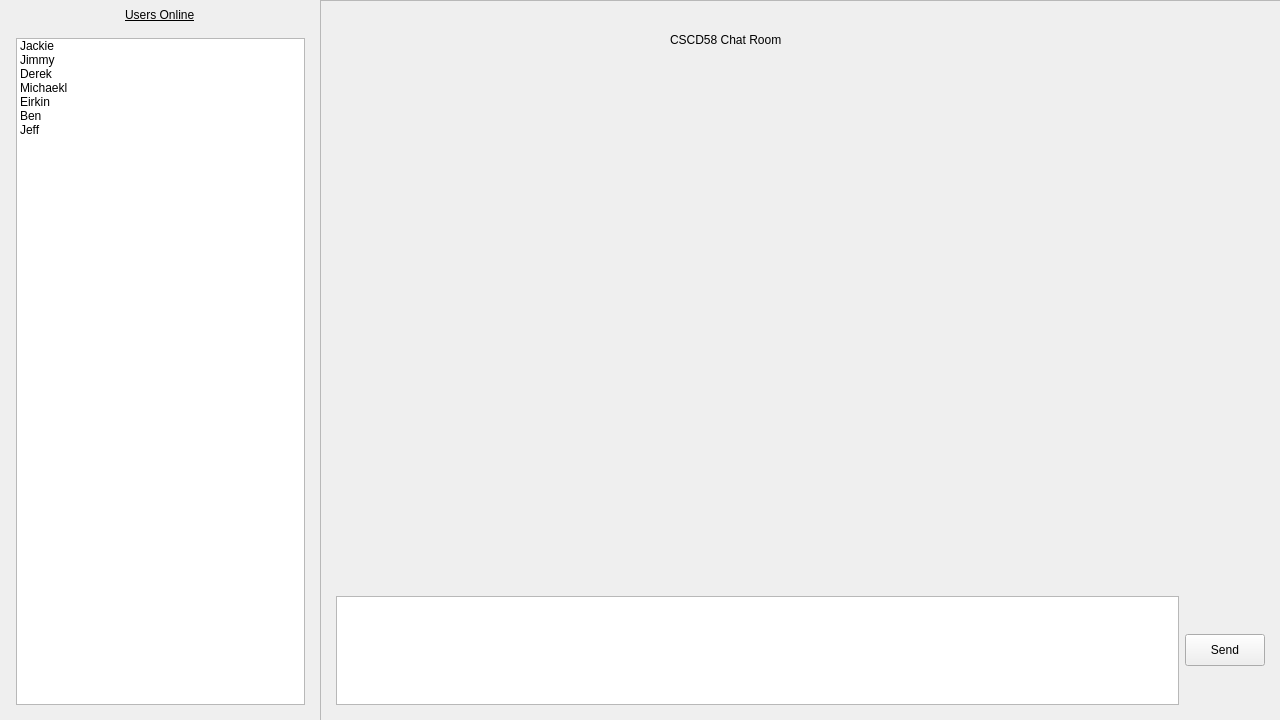
Qt form client/client.ui (Jackie-Tran/CSCD58-Messenger-App) before a commit.
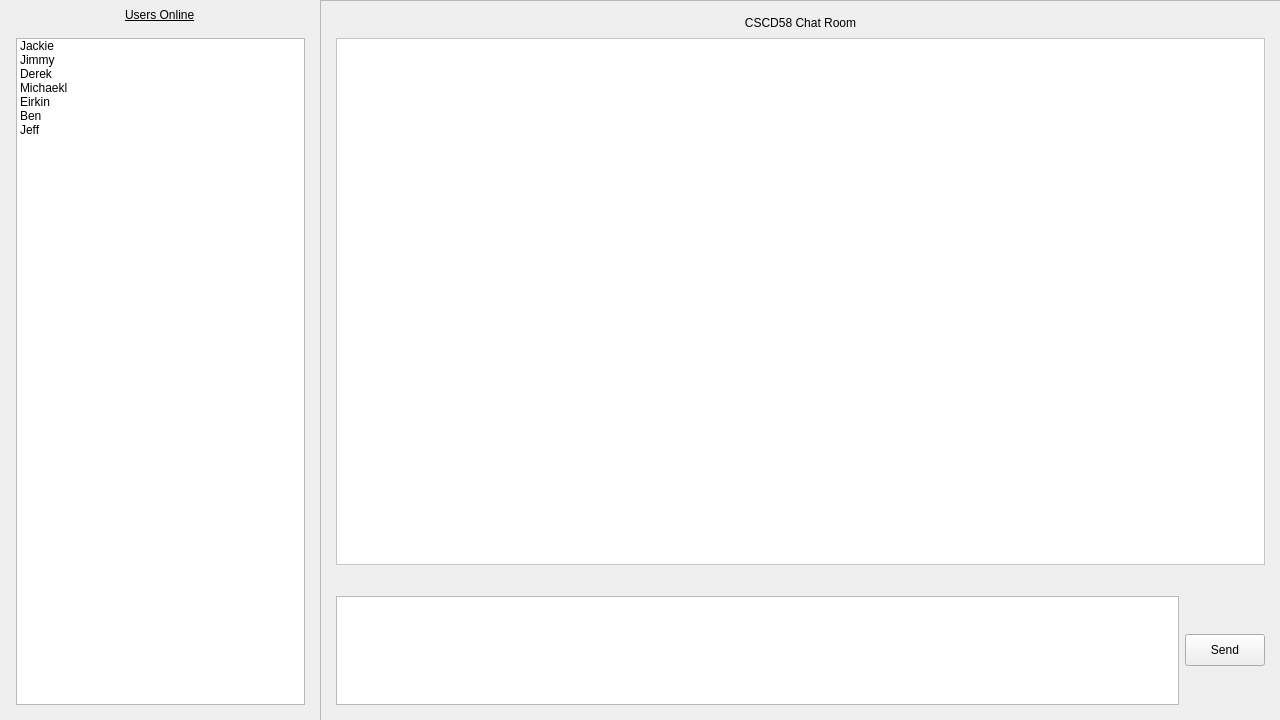
The same form after that commit.

Commit message: feat: fixed jid in message stanza

What changed in the file:
```diff
--- a/client/client.ui
+++ b/client/client.ui
@@ -127,22 +127,6 @@
     <property name="frameShadow">
      <enum>QFrame::Raised</enum>
     </property>
-    <widget class="QLabel" name="usersOnlineLabel_2">
-     <property name="geometry">
-      <rect>
-       <x>350</x>
-       <y>20</y>
-       <width>281</width>
-       <height>39</height>
-      </rect>
-     </property>
-     <property name="styleSheet">
-      <string notr="true">font: 75 24pt &quot;MS Shell Dlg 2&quot;;</string>
-     </property>
-     <property name="text">
-      <string>CSCD58 Chat Room</string>
-     </property>
-    </widget>
     <widget class="QWidget" name="horizontalLayoutWidget">
      <property name="geometry">
       <rect>
@@ -202,6 +186,90 @@
       </item>
      </layout>
     </widget>
+    <widget class="QWidget" name="verticalLayoutWidget_2">
+     <property name="geometry">
+      <rect>
+       <x>0</x>
+       <y>0</y>
+       <width>961</width>
+       <height>581</height>
+      </rect>
+     </property>
+     <layout class="QVBoxLayout" name="verticalLayout">
+      <property name="spacing">
+       <number>8</number>
+      </property>
+      <property name="leftMargin">
+       <number>16</number>
+      </property>
+      <property name="topMargin">
+       <number>16</number>
+      </property>
+      <property name="rightMargin">
+       <number>16</number>
+      </property>
+      <property name="bottomMargin">
+       <number>16</number>
+      </property>
+      <item>
+       <widget class="QLabel" name="titleLabel">
+        <property name="styleSheet">
+         <string notr="true">font: 75 24pt &quot;MS Shell Dlg 2&quot;;</string>
+        </property>
+        <property name="text">
+         <string>CSCD58 Chat Room</string>
+        </property>
+        <property name="alignment">
+         <set>Qt::AlignCenter</set>
+        </property>
+       </widget>
+      </item>
+      <item>
+       <widget class="QScrollArea" name="chatArea">
+        <property name="enabled">
+         <bool>false</bool>
+        </property>
+        <property name="sizePolicy">
+         <sizepolicy hsizetype="Expanding" vsizetype="Expanding">
+          <horstretch>0</horstretch>
+          <verstretch>0</verstretch>
+         </sizepolicy>
+        </property>
+        <property name="layoutDirection">
+         <enum>Qt::LeftToRight</enum>
+        </property>
+        <property name="styleSheet">
+         <string notr="true">background-color: rgb(255, 255, 255);</string>
+        </property>
+        <property name="verticalScrollBarPolicy">
+         <enum>Qt::ScrollBarAsNeeded</enum>
+        </property>
+        <property name="horizontalScrollBarPolicy">
+         <enum>Qt::ScrollBarAsNeeded</enum>
+        </property>
+        <property name="sizeAdjustPolicy">
+         <enum>QAbstractScrollArea::AdjustToContents</enum>
+        </property>
+        <property name="widgetResizable">
+         <bool>true</bool>
+        </property>
+        <widget class="QWidget" name="scrollAreaWidgetContents">
+         <property name="enabled">
+          <bool>false</bool>
+         </property>
+         <property name="geometry">
+          <rect>
+           <x>0</x>
+           <y>0</y>
+           <width>927</width>
+           <height>500</height>
+          </rect>
+         </property>
+        </widget>
+       </widget>
+      </item>
+     </layout>
+    </widget>
    </widget>
   </widget>
  </widget>
```
The commit also changes 2 other files.
